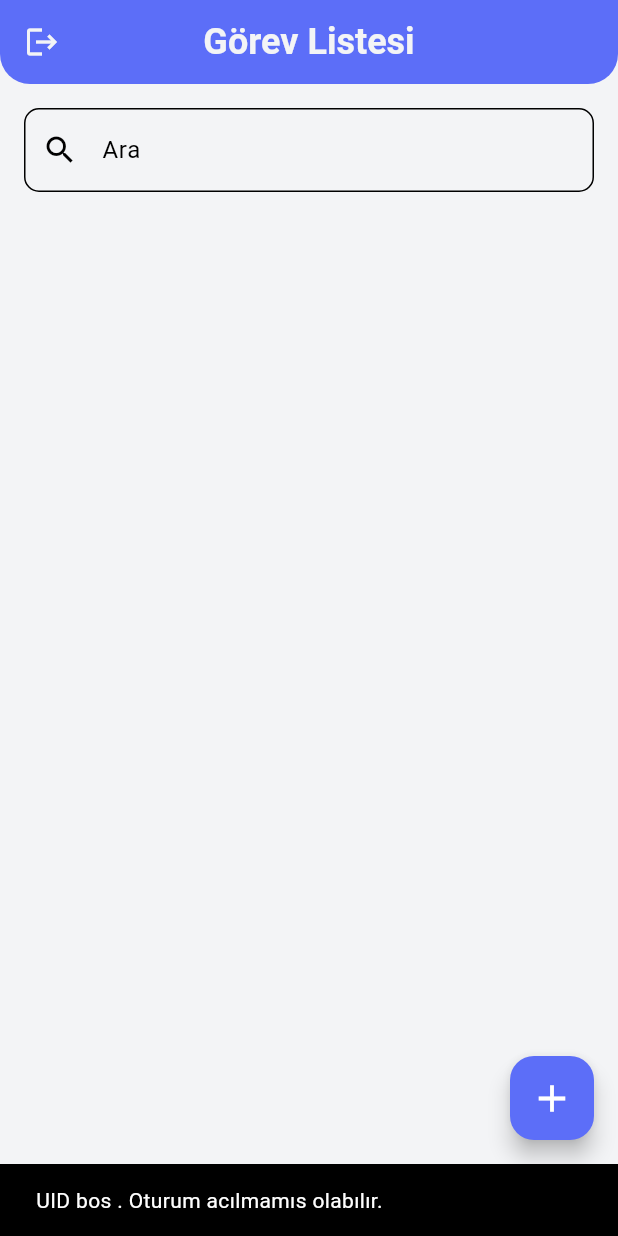
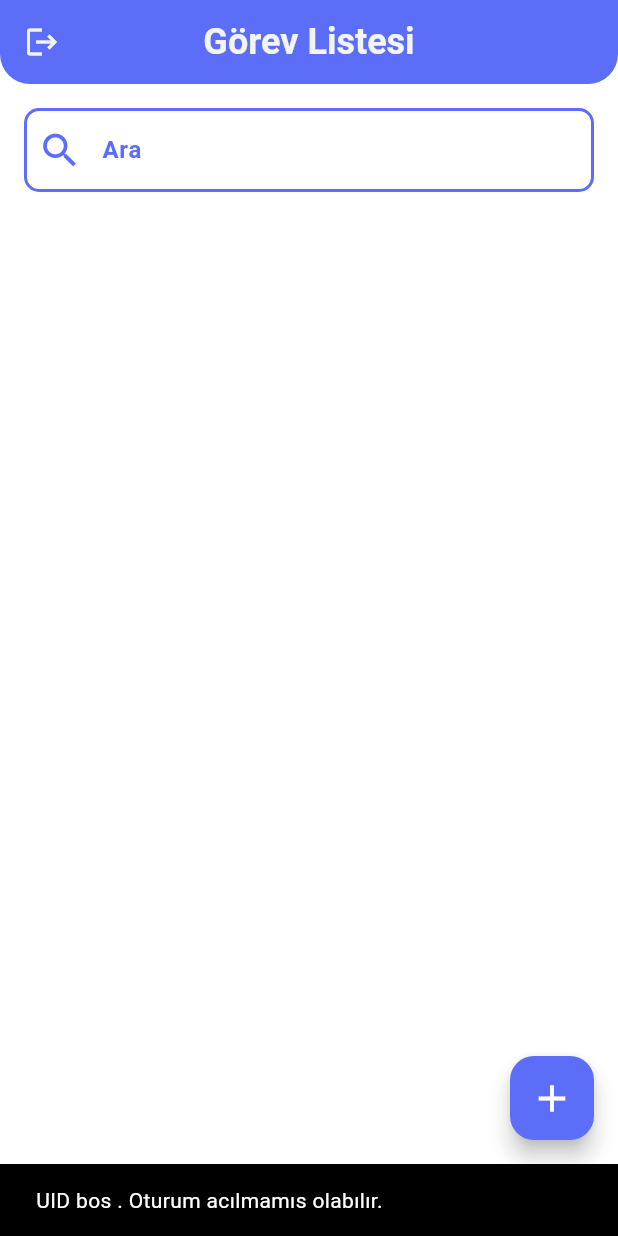
Before and after one commit to emirhnernsatr/To-Do-List, a Flutter app: the HomeScreen screen opened directly, on a phone screen of 412 x 824 dp. Run offline on Flutter 3.47's test engine with Material 3 defaults, Android fonts, the phone set to English and light mode, and no system bars; our stand-ins replace cloud_firestore, firebase_auth, firebase_core, flutter_bloc; accounts and stored records are empty; network calls fail.

Commit message:
home_screen search gorunum duzenlendı

```diff
--- a/lib/screens/home_screen.dart
+++ b/lib/screens/home_screen.dart
@@ -75,7 +75,6 @@ class _HomeScreenState extends State<HomeScreen> {
             _TextFieldSearch(),
             sizedBoxH(16),
 
-            // sizedBoxH(16),
             Expanded(child: TaskListView()),
           ],
         ),
@@ -92,9 +91,24 @@ class _HomeScreenState extends State<HomeScreen> {
     return TextField(
       controller: _searchController,
       decoration: InputDecoration(
+        prefixIcon: Icon(Icons.search, color: AppColors.primaryColor, size: 30),
         hintText: 'Ara',
-        prefixIcon: Icon(Icons.search),
-        border: OutlineInputBorder(borderRadius: BorderRadius.circular(10)),
+        hintStyle: TextStyle(
+          color: AppColors.primaryColor,
+          fontWeight: FontWeight.bold,
+        ),
+        labelStyle: TextStyle(
+          color: AppColors.primaryColor,
+          fontWeight: FontWeight.bold,
+        ),
+        enabledBorder: OutlineInputBorder(
+          borderRadius: BorderRadius.circular(10),
+          borderSide: BorderSide(color: AppColors.primaryColor, width: 2),
+        ),
+        border: OutlineInputBorder(
+          borderRadius: BorderRadius.circular(10),
+          borderSide: BorderSide(color: AppColors.primaryColor, width: 2),
+        ),
       ),
     );
   }
--- a/lib/theme/app_theme.dart
+++ b/lib/theme/app_theme.dart
@@ -12,7 +12,7 @@ class AppTheme {
         ),
       ),
 
-      scaffoldBackgroundColor: AppColors.whitecolor,
+      scaffoldBackgroundColor: AppColors.white.withOpacity(0.92),
       floatingActionButtonTheme: FloatingActionButtonThemeData(
         backgroundColor: AppColors.whitecolor,
       ),
```
